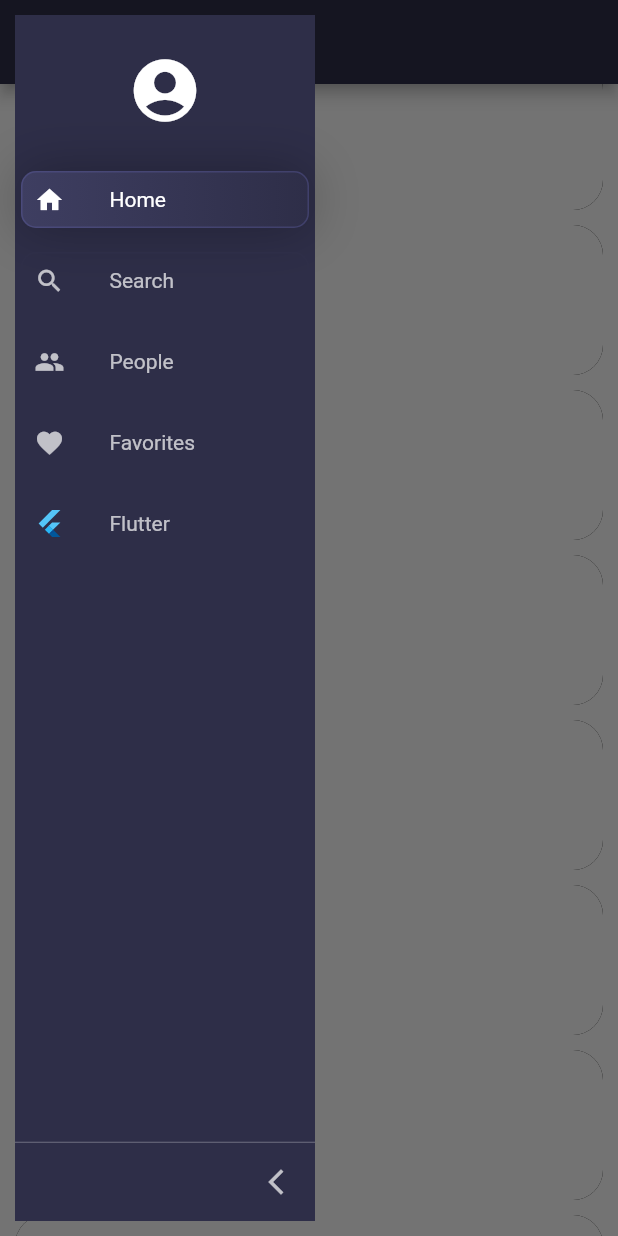
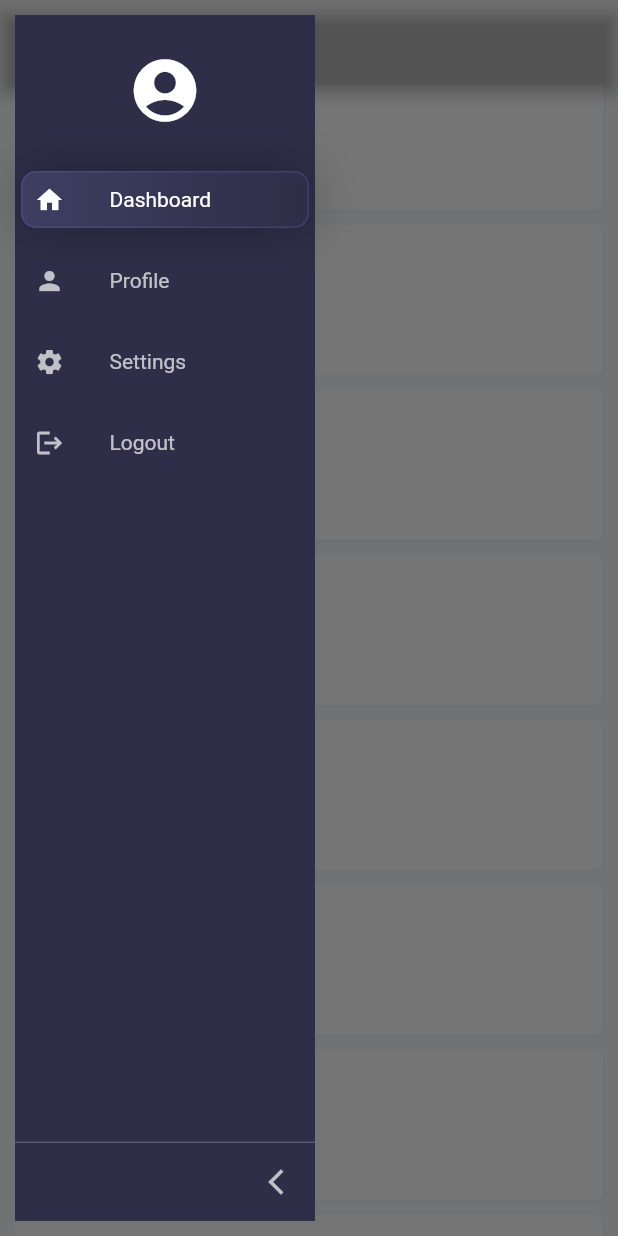
Before and after one commit to BoshiLee/water_presure_iot, a Flutter app: the screen it shows after launch, scrolled down 576 dp, after a tap on the "menu" icon, on a phone screen of 412 x 824 dp. Run offline on Flutter 3.47's test engine with Material 2 defaults, Android fonts, the phone set to English and light mode, and no system bars; drawn by our look-alikes of sidebarx; our stand-ins replace bot_toast, dio, equatable, pretty_dio_logger, shared_preferences, synchronized.

Commit message:
修改樣式

```diff
--- a/lib/app.dart
+++ b/lib/app.dart
@@ -1,6 +1,6 @@
 import 'package:bot_toast/bot_toast.dart';
 import 'package:flutter/material.dart';
-import 'package:water_pressure_iot/screens/main_screen.dart';
+import 'package:water_pressure_iot/screens/main/main_screen.dart';
 
 class App extends StatelessWidget {
   final botToastBuilder = BotToastInit();
--- /dev/null
+++ b/lib/constants/page_titles.dart
@@ -0,0 +1,37 @@
+import 'package:flutter/material.dart';
+import 'package:sidebarx/sidebarx.dart';
+
+class PageTitle {
+  static const List<IconData> icons = [
+    Icons.home,
+    Icons.person,
+    Icons.settings,
+    Icons.logout,
+  ];
+
+  static const List<String> titles = [
+    'Dashboard',
+    'Profile',
+    'Settings',
+    'Logout',
+  ];
+
+  static String getTitleByIndex(int index) {
+    return titles[index];
+  }
+
+  static SidebarXItem getSidebarItem(int index, VoidCallback callback) =>
+      SidebarXItem(
+        icon: PageTitle.icons[index],
+        label: PageTitle.getTitleByIndex(index),
+        onTap: callback,
+      );
+
+  static List<SidebarXItem> getSidebarItems(VoidCallback callback) {
+    final List<SidebarXItem> sidebarItems = [];
+    for (var i = 0; i < titles.length; i++) {
+      sidebarItems.add(getSidebarItem(i, callback));
+    }
+    return sidebarItems;
+  }
+}
--- /dev/null
+++ b/lib/screens/main/main_content_screen.dart
@@ -0,0 +1,33 @@
+import 'package:flutter/material.dart';
+import 'package:sidebarx/sidebarx.dart';
+import 'package:water_pressure_iot/constants/page_titles.dart';
+import 'package:water_pressure_iot/screens/sensors/sensors_screen.dart';
+
+class MainContentScreen extends StatelessWidget {
+  const MainContentScreen({
+    Key? key,
+    required this.controller,
+  }) : super(key: key);
+
+  final SidebarXController controller;
+
+  @override
+  Widget build(BuildContext context) {
+    final theme = Theme.of(context);
+    return AnimatedBuilder(
+      animation: controller,
+      builder: (context, child) {
+        final pageTitle = PageTitle.getTitleByIndex(controller.selectedIndex);
+        switch (controller.selectedIndex) {
+          case 0:
+            return SensorsScreen(controller: controller);
+          default:
+            return Text(
+              pageTitle,
+              style: theme.textTheme.headlineSmall,
+            );
+        }
+      },
+    );
+  }
+}
--- a/lib/screens/main_screen.dart
+++ b/lib/screens/main/main_screen.dart
@@ -1,16 +1,13 @@
 import 'package:flutter/material.dart';
 import 'package:sidebarx/sidebarx.dart';
-import 'package:water_pressure_iot/screens/sensors/sensors_screen.dart';
+import 'package:water_pressure_iot/constants/page_titles.dart';
+import 'package:water_pressure_iot/screens/main/main_content_screen.dart';
 import 'package:water_pressure_iot/screens/widgets/side_bar.dart';
 
 class MainScreen extends StatelessWidget {
   MainScreen({super.key});
   final _key = GlobalKey<ScaffoldState>();
   final _controller = SidebarXController(selectedIndex: 0, extended: true);
-  final SidebarXController controller = SidebarXController(
-    selectedIndex: 0,
-    extended: true,
-  );
 
   @override
   Widget build(BuildContext context) {
@@ -21,8 +18,16 @@ class MainScreen extends StatelessWidget {
           key: _key,
           appBar: isSmallScreen
               ? AppBar(
-                  backgroundColor: canvasColor,
-                  title: Text(_getTitleByIndex(_controller.selectedIndex)),
+                  backgroundColor: const Color(0xD4E5E9),
+                  title: AnimatedBuilder(
+                    animation: _controller,
+                    builder: (context, _) {
+                      return Text(
+                        PageTitle.getTitleByIndex(_controller.selectedIndex),
+                        style: const TextStyle(color: Colors.white),
+                      );
+                    },
+                  ),
                   leading: IconButton(
                     onPressed: () {
                       // if (!Platform.isAndroid && !Platform.isIOS) {
@@ -40,7 +45,7 @@ class MainScreen extends StatelessWidget {
               if (!isSmallScreen) Sidebar(controller: _controller),
               Expanded(
                 child: Center(
-                  child: SensorsScreen(
+                  child: MainContentScreen(
                     controller: _controller,
                   ),
                 ),
@@ -52,24 +57,3 @@ class MainScreen extends StatelessWidget {
     );
   }
 }
-
-String _getTitleByIndex(int index) {
-  switch (index) {
-    case 0:
-      return 'Home';
-    case 1:
-      return 'Search';
-    case 2:
-      return 'People';
-    case 3:
-      return 'Favorites';
-    case 4:
-      return 'Custom iconWidget';
-    case 5:
-      return 'Profile';
-    case 6:
-      return 'Settings';
-    default:
-      return 'Not found page';
-  }
-}
--- a/lib/screens/sensors/sensors_screen.dart
+++ b/lib/screens/sensors/sensors_screen.dart
@@ -12,53 +12,34 @@ class SensorsScreen extends StatelessWidget {
   @override
   Widget build(BuildContext context) {
     final theme = Theme.of(context);
-    return AnimatedBuilder(
-      animation: controller,
-      builder: (context, child) {
-        final pageTitle = _getTitleByIndex(controller.selectedIndex);
-        switch (controller.selectedIndex) {
-          case 0:
-            return ListView.builder(
+    return Scaffold(
+      backgroundColor: const Color(0xfff7f9fd),
+      body: ListView.builder(
         padding: const EdgeInsets.only(top: 10),
         itemBuilder: (context, index) => Container(
             height: 100,
             width: double.infinity,
             margin: const EdgeInsets.only(bottom: 10, right: 10, left: 10),
+            padding: const EdgeInsets.all(16),
             decoration: BoxDecoration(
-                  borderRadius: BorderRadius.circular(20),
-                  color: Theme.of(context).canvasColor,
-                  boxShadow: const [BoxShadow()],
+              color: Colors.white,
+              borderRadius: BorderRadius.circular(5.5),
+              boxShadow: const [
+                BoxShadow(
+                  color: Color(0xfff2f4f7),
+                  blurRadius: 0.3,
+                  offset: Offset(1.8, 1.8),
+                )
+              ],
             ),
+            child: Text(
+              'Sensor $index',
+              style: const TextStyle(
+                fontSize: 15,
+                color: Colors.black87,
               ),
-            );
-          default:
-            return Text(
-              pageTitle,
-              style: theme.textTheme.headlineSmall,
-            );
-        }
-      },
+            )),
+      ),
     );
   }
 }
-
-String _getTitleByIndex(int index) {
-  switch (index) {
-    case 0:
-      return 'Home';
-    case 1:
-      return 'Search';
-    case 2:
-      return 'People';
-    case 3:
-      return 'Favorites';
-    case 4:
-      return 'Custom iconWidget';
-    case 5:
-      return 'Profile';
-    case 6:
-      return 'Settings';
-    default:
-      return 'Not found page';
-  }
-}
--- a/lib/screens/widgets/side_bar.dart
+++ b/lib/screens/widgets/side_bar.dart
@@ -1,5 +1,6 @@
 import 'package:flutter/material.dart';
 import 'package:sidebarx/sidebarx.dart';
+import 'package:water_pressure_iot/constants/page_titles.dart';
 
 class Sidebar extends StatelessWidget {
   const Sidebar({
@@ -73,31 +74,7 @@ class Sidebar extends StatelessWidget {
           ),
         );
       },
-      items: [
-        SidebarXItem(
-          icon: Icons.home,
-          label: 'Home',
-          onTap: () {
-            debugPrint('Home');
-          },
-        ),
-        const SidebarXItem(
-          icon: Icons.search,
-          label: 'Search',
-        ),
-        const SidebarXItem(
-          icon: Icons.people,
-          label: 'People',
-        ),
-        const SidebarXItem(
-          icon: Icons.favorite,
-          label: 'Favorites',
-        ),
-        const SidebarXItem(
-          iconWidget: FlutterLogo(size: 20),
-          label: 'Flutter',
-        ),
-      ],
+      items: PageTitle.getSidebarItems(() {}),
     );
   }
 }
```
Lines whose indentation alone changed are shown as unchanged.
